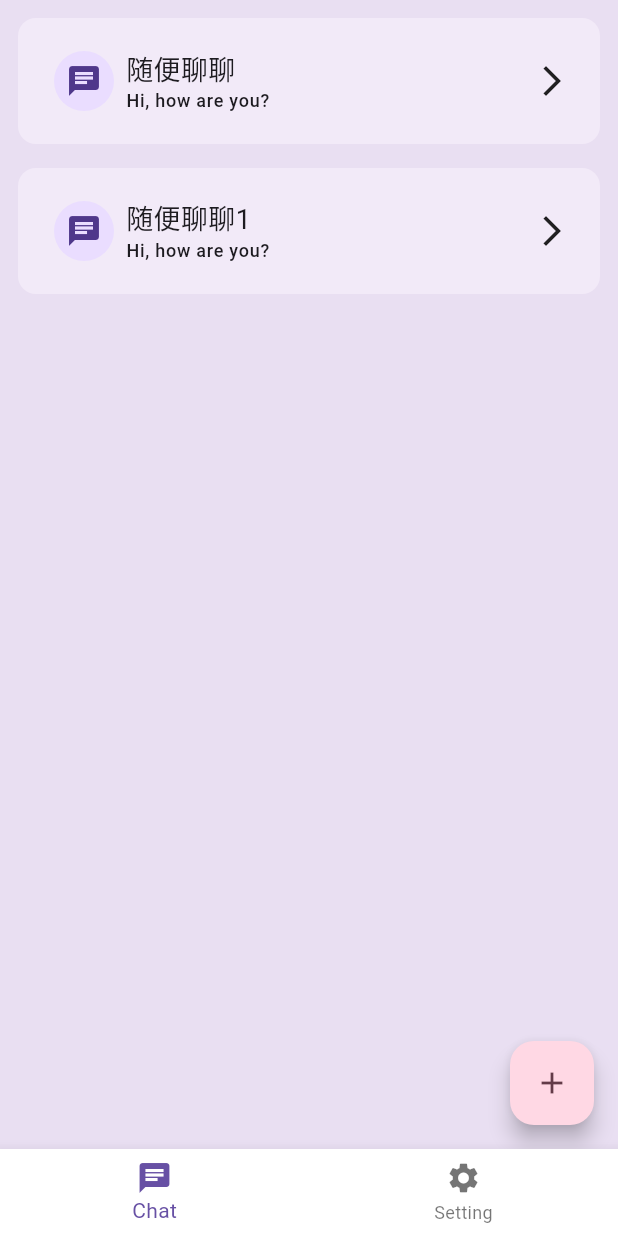
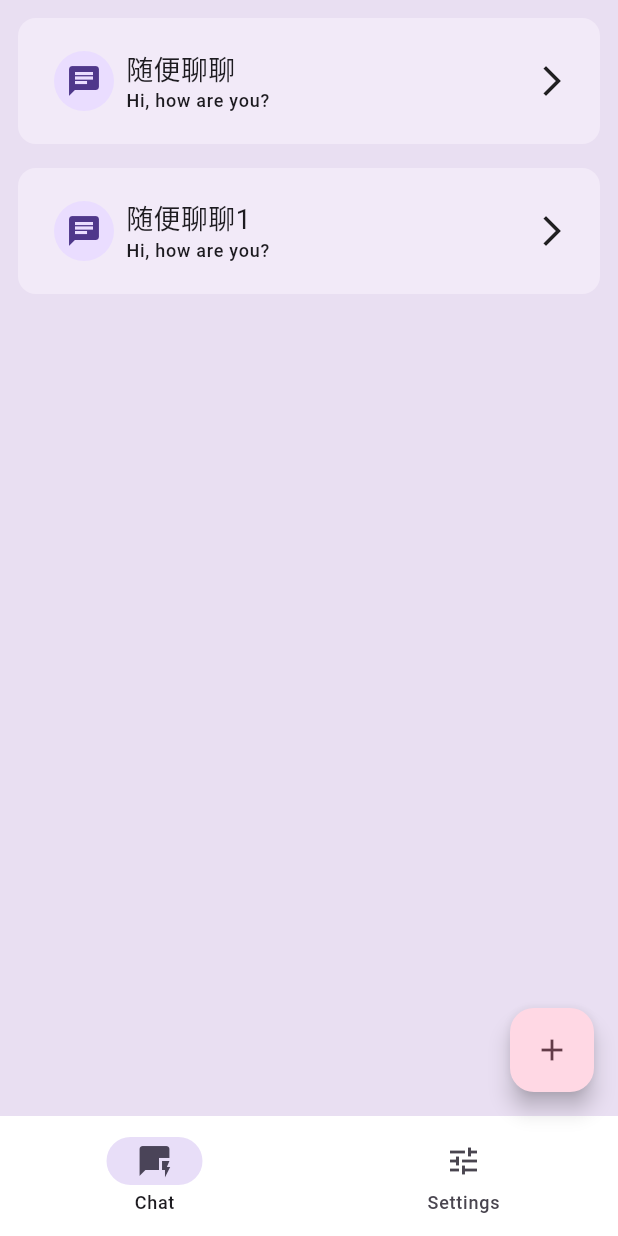
Before and after one commit to gusibi/moli_ai, a Flutter app: the screen it shows after launch, on a phone screen of 412 x 824 dp. Run offline on Flutter 3.47's test engine with Material 2 defaults, Android fonts, the phone set to English and light mode, and no system bars; our stand-ins replace flutter_spinkit.

Commit message:
add navigation rail

```diff
--- /dev/null
+++ b/lib/destinations.dart
@@ -0,0 +1,12 @@
+import 'package:flutter/material.dart';
+
+class Destination {
+  const Destination(this.icon, this.label);
+  final IconData icon;
+  final String label;
+}
+
+const List<Destination> destinations = <Destination>[
+  Destination(Icons.quickreply, 'Chat'),
+  Destination(Icons.tune, 'Settings'),
+];
--- a/lib/main.dart
+++ b/lib/main.dart
@@ -1,12 +1,16 @@
+import 'dart:developer';
 import 'package:flutter/material.dart';
 import 'package:moli_ai_box/screens/setting_screen.dart';
 import 'package:provider/provider.dart';
 
 import 'package:moli_ai_box/constants/constants.dart';
 
+import 'destinations.dart';
 import 'providers/palm_priovider.dart';
 import 'screens/palm_chat_screen.dart';
 import 'screens/chat_list_screen.dart';
+import 'widgets/disappearing_bottom_navigation_bar.dart';
+import 'widgets/disappearing_navigation_rail.dart';
 
 void main() {
   runApp(const MyApp());
@@ -20,20 +24,6 @@ class MyApp extends StatefulWidget {
 }
 
 class _MyAppState extends State<MyApp> {
-  int _selectedIndex = 0;
-
-  static const List<Widget> _widgetOptions = <Widget>[
-    ChatListScreen(),
-    SettingScreen(),
-  ];
-
-  void _onItemTapped(int index) {
-    setState(() {
-      _selectedIndex = index;
-    });
-  }
-
-  // This widget is the root of your application.
   @override
   Widget build(BuildContext context) {
     return MultiProvider(
@@ -44,22 +34,86 @@ class _MyAppState extends State<MyApp> {
       ],
       child: MaterialApp(
         theme: ThemeData.light(useMaterial3: true),
-        home: Scaffold(
-          body: Center(
-            child: _widgetOptions.elementAt(_selectedIndex),
-          ),
-          bottomNavigationBar: BottomNavigationBar(
-            items: const <BottomNavigationBarItem>[
-              BottomNavigationBarItem(icon: Icon(Icons.chat), label: "Chat"),
-              BottomNavigationBarItem(
-                  icon: Icon(Icons.settings), label: "Setting"),
-            ],
-            backgroundColor: Colors.white,
-            currentIndex: _selectedIndex,
-            onTap: _onItemTapped,
-          ),
-        ),
+        home: const RootPage(),
       ),
     );
   }
 }
+
+class RootPage extends StatefulWidget {
+  const RootPage({super.key});
+
+  @override
+  State<RootPage> createState() => _RootPageState();
+}
+
+class _RootPageState extends State<RootPage> {
+  late final _colorScheme = Theme.of(context).colorScheme;
+  late final _backgroundColor = Color.alphaBlend(
+      _colorScheme.primary.withOpacity(0.14), _colorScheme.surface);
+
+  int selectedIndex = 0;
+
+  static const List<Widget> _widgetOptions = <Widget>[
+    ChatListScreen(),
+    SettingScreen(),
+  ];
+
+  bool wideScreen = false;
+
+  @override
+  void didChangeDependencies() {
+    super.didChangeDependencies();
+
+    final double width = MediaQuery.of(context).size.width;
+    wideScreen = width > 600;
+  }
+
+  @override
+  Widget build(BuildContext context) {
+    return Scaffold(
+      // body: Center(
+      //   child: _widgetOptions.elementAt(selectedIndex),
+      // ),
+      body: Row(
+        children: [
+          if (wideScreen)
+            DisappearingNavigationRail(
+              selectedIndex: selectedIndex,
+              backgroundColor: _backgroundColor,
+              onDestinationSelected: (index) {
+                setState(() {
+                  selectedIndex = index;
+                });
+              },
+            ),
+          Expanded(
+            child: Container(
+              color: _backgroundColor,
+              child: _widgetOptions.elementAt(selectedIndex),
+            ),
+          ),
+        ],
+      ),
+      floatingActionButton: wideScreen
+          ? null
+          : FloatingActionButton(
+              heroTag: "newChat",
+              backgroundColor: _colorScheme.tertiaryContainer,
+              foregroundColor: _colorScheme.onTertiaryContainer,
+              onPressed: () {},
+              child: const Icon(Icons.add),
+            ),
+      bottomNavigationBar: wideScreen
+          ? null
+          : DisappearingBottomNavigationBar(
+              selectedIndex: selectedIndex,
+              onDestinationSelected: (index) {
+                setState(() {
+                  selectedIndex = index;
+                });
+              },
+            ),
+    );
+  }
+}
--- a/lib/screens/chat_list_screen.dart
+++ b/lib/screens/chat_list_screen.dart
@@ -1,7 +1,6 @@
 import 'dart:developer';
 
 import 'package:flutter/material.dart';
-import 'package:moli_ai_box/widgets/chat_widget.dart';
 
 import '../constants/constants.dart';
 import '../models/chat_list_model.dart';
@@ -9,7 +8,11 @@ import '../widgets/chat_card_widget.dart';
 import 'palm_chat_screen.dart';
 
 class ChatListScreen extends StatefulWidget {
-  const ChatListScreen({super.key});
+  const ChatListScreen({
+    super.key,
+    this.onSelected,
+  });
+  final ValueChanged<ChatCardModel>? onSelected;
 
   @override
   State<ChatListScreen> createState() => _ChatListScreenState();
@@ -19,45 +22,6 @@ class _ChatListScreenState extends State<ChatListScreen> {
   late final _colorScheme = Theme.of(context).colorScheme;
   late final _backgroundColor = Color.alphaBlend(
       _colorScheme.primary.withOpacity(0.14), _colorScheme.surface);
-
-  @override
-  Widget build(BuildContext context) {
-    return Scaffold(
-      body: Container(
-          color: _backgroundColor,
-          child: ChatListView(
-            onSelected: _navigateToChatDetailPage,
-            selectedIndex: 0,
-          )),
-      floatingActionButton: FloatingActionButton(
-        heroTag: "newChat",
-        backgroundColor: _colorScheme.tertiaryContainer,
-        foregroundColor: _colorScheme.onTertiaryContainer,
-        onPressed: () {},
-        child: const Icon(Icons.add),
-      ),
-    );
-  }
-
-  void _navigateToChatDetailPage(ChatCardModel chat) {
-    log("redirect");
-    Navigator.of(context).push(
-      MaterialPageRoute(
-        builder: (context) => const PalmChatScreen(),
-      ),
-    );
-  }
-}
-
-class ChatListView extends StatelessWidget {
-  const ChatListView({
-    super.key,
-    this.selectedIndex,
-    this.onSelected,
-  });
-
-  final int? selectedIndex;
-  final ValueChanged<ChatCardModel>? onSelected;
 
   @override
   Widget build(BuildContext context) {
@@ -77,11 +41,9 @@ class ChatListView extends StatelessWidget {
                   prompt: chats[index].prompt,
                   icon: chats[index].icon,
                   modelName: chats[index].modelName,
-                  onSelected: onSelected != null
-                      ? () {
-                          onSelected!(chats[index]);
-                        }
-                      : null,
+                  onSelected: () {
+                    _navigateToChatDetailPage(chats[index]);
+                  },
                 ),
               );
             },
@@ -90,4 +52,12 @@ class ChatListView extends StatelessWidget {
       ),
     );
   }
+
+  void _navigateToChatDetailPage(ChatCardModel chat) {
+    Navigator.of(context).push(
+      MaterialPageRoute(
+        builder: (context) => const PalmChatScreen(),
+      ),
+    );
+  }
 }
--- /dev/null
+++ b/lib/widgets/disappearing_bottom_navigation_bar.dart
@@ -0,0 +1,30 @@
+import 'package:flutter/material.dart';
+
+import '../destinations.dart';
+
+class DisappearingBottomNavigationBar extends StatelessWidget {
+  const DisappearingBottomNavigationBar({
+    super.key,
+    required this.selectedIndex,
+    this.onDestinationSelected,
+  });
+
+  final int selectedIndex;
+  final ValueChanged<int>? onDestinationSelected;
+
+  @override
+  Widget build(BuildContext context) {
+    return NavigationBar(
+      elevation: 0,
+      backgroundColor: Colors.white,
+      destinations: destinations.map<NavigationDestination>((d) {
+        return NavigationDestination(
+          icon: Icon(d.icon),
+          label: d.label,
+        );
+      }).toList(),
+      selectedIndex: selectedIndex,
+      onDestinationSelected: onDestinationSelected,
+    );
+  }
+}
```
Also changed, not shown: lib/screens/palm_chat_screen.dart (+6 -2 lines), lib/screens/setting_screen.dart (+8 -1 lines), lib/widgets/disappearing_navigation_rail.dart (added, +53 -0 lines).
